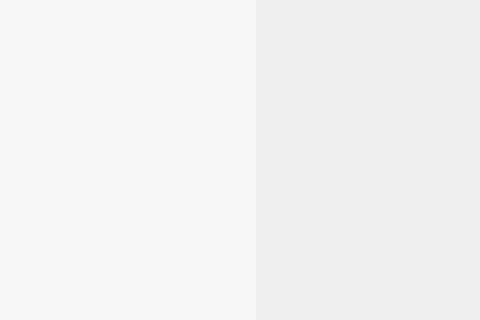
Above: src/MEGASync/node_selector/gui/ui/NodeSelector.ui from meganz/MEGAsync before the change; both pictures show x 0 to 480 and y 169 to 489 of the 800 by 489 pixel window. Below: the same form after it.
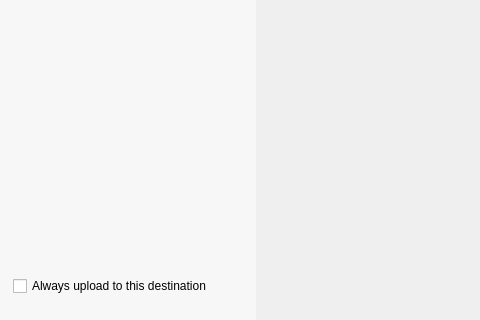
That is the form after the change. Icons and pictures are not drawn. Custom widgets are drawn as their Qt base class.

Patch:
```diff
--- a/src/MEGASync/node_selector/gui/ui/NodeSelector.ui
+++ b/src/MEGASync/node_selector/gui/ui/NodeSelector.ui
@@ -85,6 +85,9 @@
       <property name="topMargin">
        <number>24</number>
       </property>
+      <property name="bottomMargin">
+       <number>24</number>
+      </property>
       <item>
        <widget class="QWidget" name="wTop" native="true">
         <property name="minimumSize">
@@ -340,6 +343,37 @@
         </property>
        </spacer>
       </item>
+      <item>
+       <widget class="QWidget" name="cbContainer" native="true">
+        <layout class="QHBoxLayout" name="horizontalLayout_2">
+         <property name="spacing">
+          <number>0</number>
+         </property>
+         <property name="leftMargin">
+          <number>4</number>
+         </property>
+         <property name="topMargin">
+          <number>0</number>
+         </property>
+         <property name="rightMargin">
+          <number>4</number>
+         </property>
+         <property name="bottomMargin">
+          <number>0</number>
+         </property>
+         <item>
+          <widget class="QCheckBox" name="cbAlwaysUploadToLocation">
+           <property name="text">
+            <string>Always upload to this destination</string>
+           </property>
+           <property name="type" stdset="0">
+            <string notr="true">mega</string>
+           </property>
+          </widget>
+         </item>
+        </layout>
+       </widget>
+      </item>
      </layout>
     </widget>
    </item>
```
